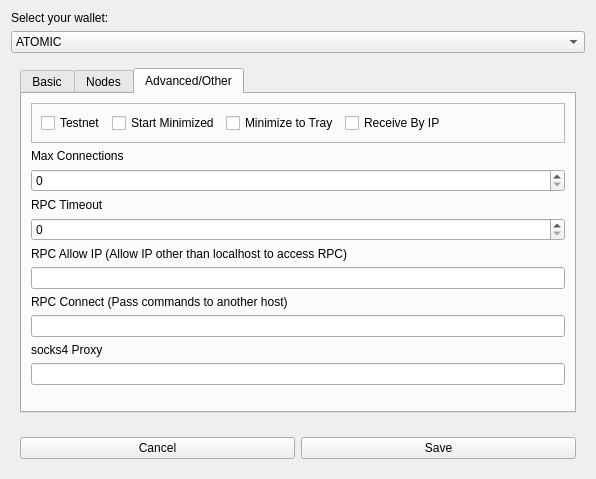
Above: cryptoCoinConfCreator/confcreationwidget.ui from cryptostiltskin/CoinConfManager before the change. Below: the same form after it.
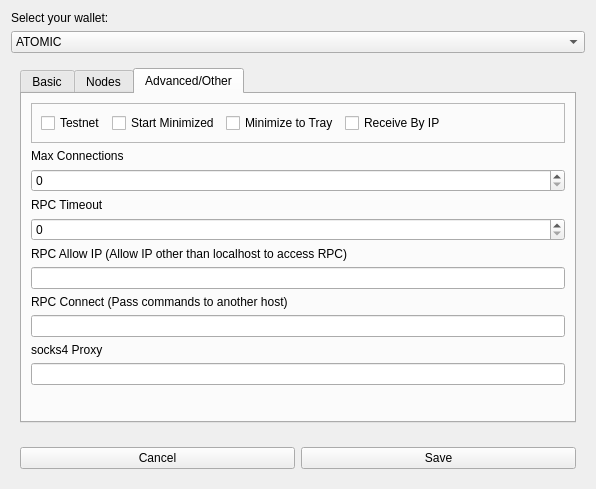
That is the form after the change. The open tabs and pages were chosen to show the change.

Commit message: Minor fixes, qstring::number for spinboxes

The edit to the form file:
```diff
--- a/cryptoCoinConfCreator/confcreationwidget.ui
+++ b/cryptoCoinConfCreator/confcreationwidget.ui
@@ -7,7 +7,7 @@
     <x>0</x>
     <y>0</y>
     <width>596</width>
-    <height>479</height>
+    <height>489</height>
    </rect>
   </property>
   <property name="windowTitle">
```
Left out of the diff: 2 changed lines with no effect on the pictures. The commit also changes 2 other files.
